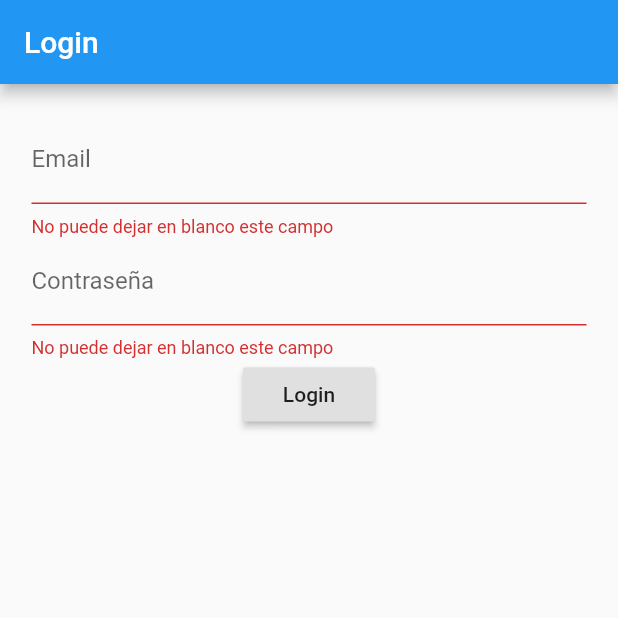
After one commit to fmontalvoo/flutter_rest, a Flutter app: the screen it shows after launch, after a tap on "Login", on a phone screen of 412 x 824 dp, the top half of it. The commit adds this screen. Run offline on Flutter 3.47's test engine with Material 2 defaults, Android fonts, the phone set to English and light mode, and no system bars; our stand-ins replace firebase_auth; accounts and stored records are empty.

Commit message:
Configuro login con firebase.

```diff
--- /dev/null
+++ b/lib/auth/auth.dart
@@ -0,0 +1,25 @@
+import 'package:firebase_auth/firebase_auth.dart';
+
+class Auth {
+  final FirebaseAuth _firebaseAuth = FirebaseAuth.instance;
+
+  Future<AuthResult> loginConEmailYClave(String email, String clave) async {
+    AuthResult user = await _firebaseAuth.signInWithEmailAndPassword(
+        email: email, password: clave);
+    return user;
+  }
+
+  Future<FirebaseUser> usuarioActual() async {
+    try {
+      FirebaseUser user = await _firebaseAuth.currentUser();
+      return user;
+    } on NoSuchMethodError catch (e) {
+      print(e);
+    }
+    return null;
+  }
+
+  Future<void> cerrarSesion() async {
+    await _firebaseAuth.signOut();
+  }
+}
--- a/lib/main.dart
+++ b/lib/main.dart
@@ -1,5 +1,6 @@
 import 'package:flutter/material.dart';
-import 'package:flutter_rest/view/home_screen.dart';
+import 'package:flutter_rest/auth/auth.dart';
+import 'package:flutter_rest/view/login_screen.dart';
 
 void main() => runApp(MyApp());
 
@@ -11,7 +12,9 @@ class MyApp extends StatelessWidget {
       theme: ThemeData(
         primarySwatch: Colors.blue,
       ),
-      home: HomeScreen(title: 'Cliente REST'),
+      home: LoginScreen(
+        auth: Auth(),
+      ),
     );
   }
 }
--- /dev/null
+++ b/lib/view/login_screen.dart
@@ -0,0 +1,86 @@
+import 'package:flutter/material.dart';
+import 'package:flutter_rest/auth/auth.dart';
+import 'package:flutter_rest/view/home_screen.dart';
+
+class LoginScreen extends StatefulWidget {
+  final Auth auth;
+
+  const LoginScreen({Key key, this.auth}) : super(key: key);
+  @override
+  State<StatefulWidget> createState() => _LoginScreen();
+}
+
+class _LoginScreen extends State<LoginScreen> {
+  final _formKey = GlobalKey<FormState>();
+  String _email;
+  String _clave;
+  bool _logueado = false;
+
+  @override
+  void initState() {
+    super.initState();
+    widget.auth.usuarioActual().then((data) {
+      setState(() {
+        if (data != null)
+          this._logueado = true;
+        else
+          this._logueado = false;
+      });
+    });
+  }
+
+  @override
+  Widget build(BuildContext context) {
+    if (_logueado)
+      return HomeScreen(
+        title: 'Cliente REST',
+        auth: widget.auth,
+      );
+    return _login();
+  }
+
+  Widget _login() {
+    return Scaffold(
+      appBar: AppBar(
+        title: Text('Login'),
+      ),
+      body: Container(
+        padding: EdgeInsets.all(21),
+        child: Form(
+          key: _formKey,
+          child: Column(
+            children: <Widget>[
+              TextFormField(
+                decoration: InputDecoration(labelText: 'Email'),
+                validator: (value) => value.isEmpty
+                    ? 'No puede dejar en blanco este campo'
+                    : null,
+                onSaved: (value) => this._email = value,
+              ),
+              TextFormField(
+                decoration: InputDecoration(labelText: 'Contraseña'),
+                obscureText: true,
+                validator: (value) => value.isEmpty
+                    ? 'No puede dejar en blanco este campo'
+                    : null,
+                onSaved: (value) => this._clave = value,
+              ),
+              RaisedButton(
+                child: Text('Login'),
+                onPressed: () {
+                  if (_formKey.currentState.validate()) {
+                    _formKey.currentState.save();
+                    widget.auth.loginConEmailYClave(_email, _clave);
+                    setState(() {
+                      this._logueado = true;
+                    });
+                  }
+                },
+              )
+            ],
+          ),
+        ),
+      ),
+    );
+  }
+}
--- a/pubspec.yaml
+++ b/pubspec.yaml
@@ -20,7 +20,7 @@ dependencies:
   flutter:
     sdk: flutter
   http: ^0.12.0+4
-  json_annotation: ^3.0.1
+  firebase_auth: ^0.15.3+1
 
   # The following adds the Cupertino Icons font to your application.
   # Use with the CupertinoIcons class for iOS style icons.
```
Also changed, not shown: lib/view/create_screen.dart (+8 -15 lines), lib/view/home_screen.dart (+22 -2 lines), pubspec.lock, 2 other files.
